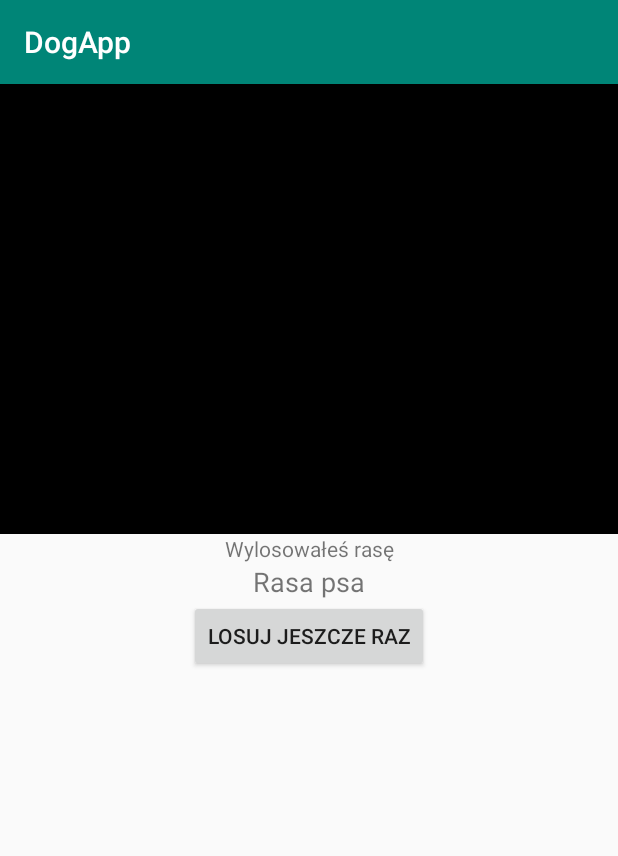
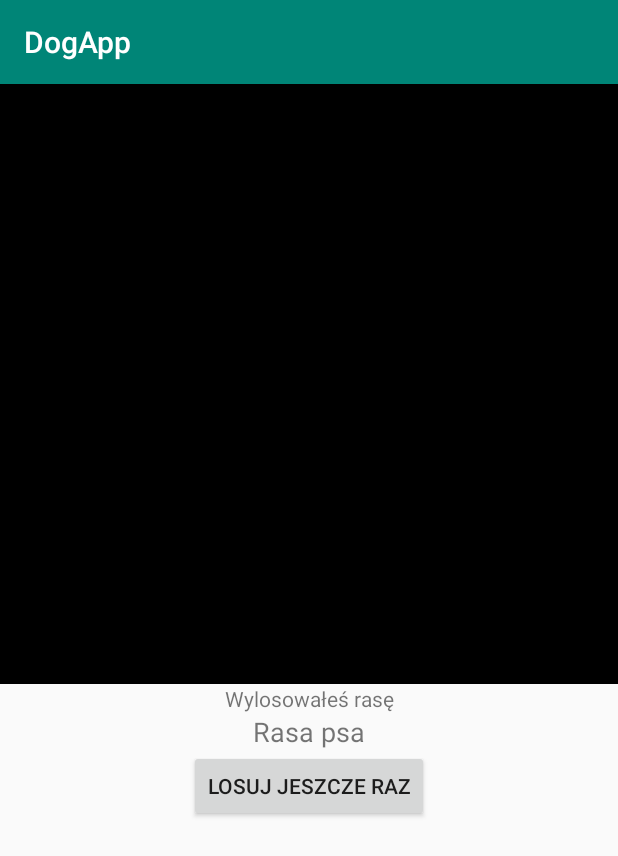
Before and after one commit to grobocop12/pazig_dog_app, an Android app: the RandomDogActivity screen opened directly, with no data from a screen before it, on a phone screen of 412 x 824 dp. Shown: the top 856 px of the screen. Run offline under Robolectric (Android 15) with nearby library versions, the phone set to English and light mode, and no system bars; our stand-ins replace Volley; network calls fail; pictures from the network do not load.

Commit message:
image view in random dog activity resized

```diff
--- a/app/src/main/res/layout/activity_random_dog.xml
+++ b/app/src/main/res/layout/activity_random_dog.xml
@@ -33,7 +33,7 @@
             android:textAlignment="center"/>
     <ImageView
             android:layout_width="match_parent"
-            android:layout_height="300dp" app:srcCompat="@android:color/black"
+            android:layout_height="400dp" app:srcCompat="@android:color/black"
             app:layout_constraintStart_toStartOf="parent"
             app:layout_constraintEnd_toEndOf="parent" android:id="@+id/dogImageView"
             app:layout_constraintTop_toTopOf="parent" app:layout_constraintHorizontal_bias="0.0"
```
